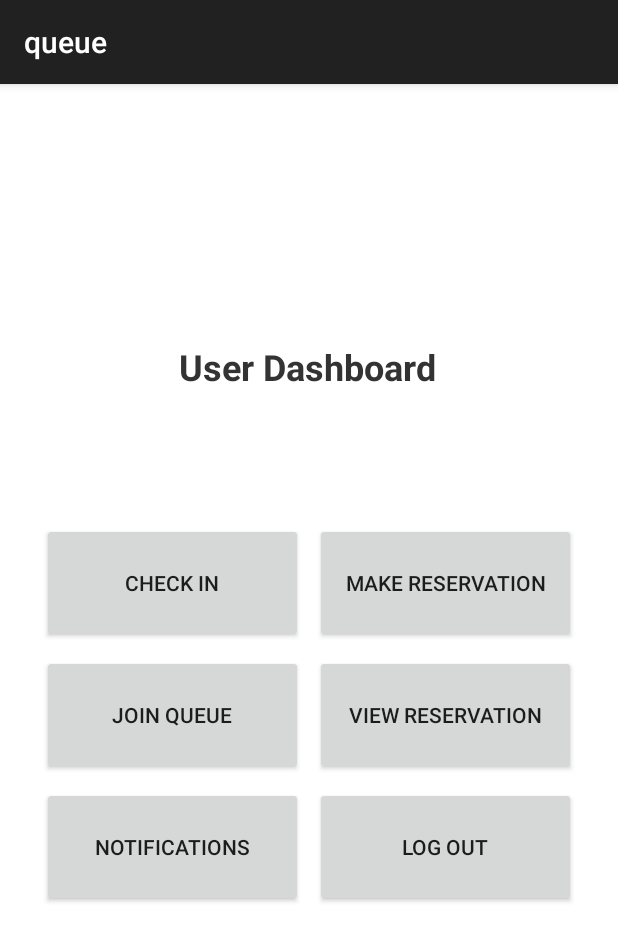
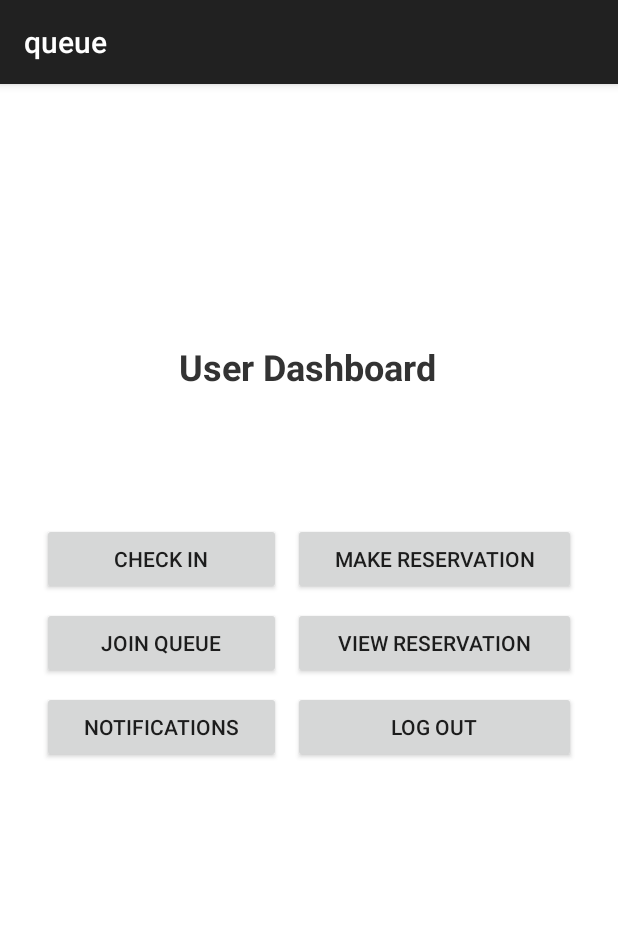
Before and after one commit to uta-sxk0000/Restaurant, an Android app built with Jetpack Compose: the MenuActivity screen opened directly, with no data from a screen before it, on a phone screen of 412 x 824 dp. Shown: the top 941 px of the screen. Run offline under Robolectric (Android 15) with nearby library versions, the phone set to English and light mode, and no system bars; our stand-ins replace Firebase (no records; nobody signed in at launch, a user with empty details on screens opened directly).

Commit message:
Fixed the width and weight for user dashboard

```diff
--- a/app/src/main/res/layout/activity_user_menu.xml
+++ b/app/src/main/res/layout/activity_user_menu.xml
@@ -43,48 +43,48 @@
 
         <Button
             android:id="@+id/btnCheckIn"
-            android:layout_width="16dp"
-            android:layout_height="80dp"
+            android:layout_width="wrap_content"
+            android:layout_height="wrap_content"
             android:layout_columnWeight="1"
             android:contentDescription="@string/check_in"
             android:text="@string/check_in" />
 
         <Button
             android:id="@+id/btnMakeReservation"
-            android:layout_width="16dp"
-            android:layout_height="80dp"
+            android:layout_width="wrap_content"
+            android:layout_height="wrap_content"
             android:layout_columnWeight="1"
             android:contentDescription="@string/make_reservation"
             android:text="@string/make_reservation" />
 
         <Button
             android:id="@+id/btnViewStatus"
-            android:layout_width="16dp"
-            android:layout_height="80dp"
+            android:layout_width="wrap_content"
+            android:layout_height="wrap_content"
             android:layout_columnWeight="1"
             android:contentDescription="@string/view_status"
             android:text="@string/view_status" />
 
         <Button
             android:id="@+id/btnViewReservation"
-            android:layout_width="16dp"
-            android:layout_height="80dp"
+            android:layout_width="wrap_content"
+            android:layout_height="wrap_content"
             android:layout_columnWeight="1"
             android:contentDescription="@string/view_reservation"
             android:text="@string/view_reservation" />
 
         <Button
             android:id="@+id/btnNotifications"
-            android:layout_width="16dp"
-            android:layout_height="80dp"
+            android:layout_width="wrap_content"
+            android:layout_height="wrap_content"
             android:layout_columnWeight="1"
             android:contentDescription="@string/notifications"
             android:text="@string/notifications" />
 
         <Button
             android:id="@+id/btnUserMenu"
-            android:layout_width="16dp"
-            android:layout_height="80dp"
+            android:layout_width="wrap_content"
+            android:layout_height="wrap_content"
             android:layout_columnWeight="1"
             android:contentDescription="@string/user_menu"
             android:text="@string/user_menu" />
--- a/gradle/libs.versions.toml
+++ b/gradle/libs.versions.toml
@@ -1,5 +1,5 @@
 [versions]
-agp = "8.12.3"
+agp = "8.13.0"
 kotlin = "2.0.21"
 coreKtx = "1.17.0"
 junit = "4.13.2"
```
